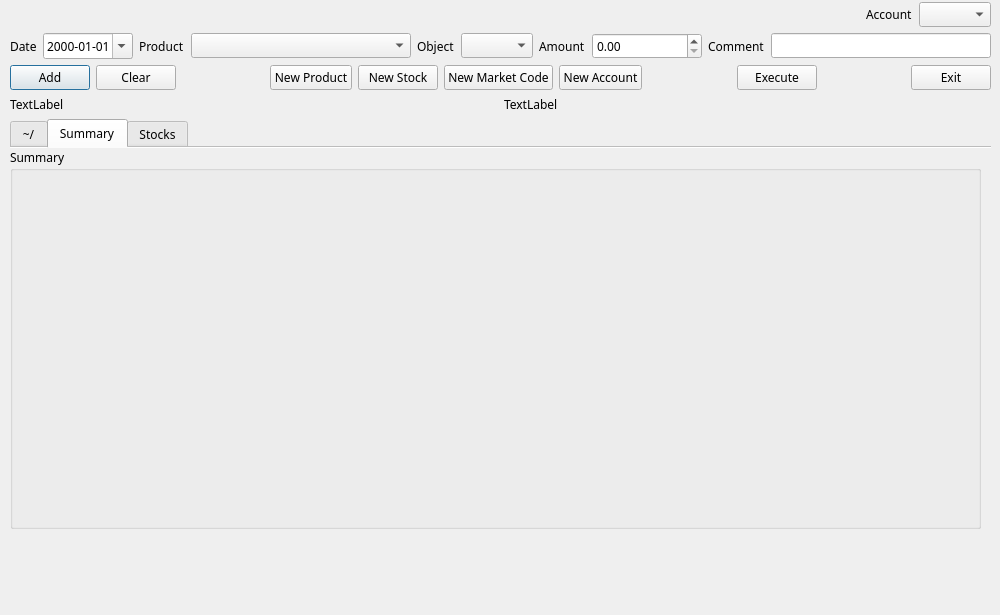
Above: qt/lisagui.ui from rockwolf/python before the change. Below: the same form after it.
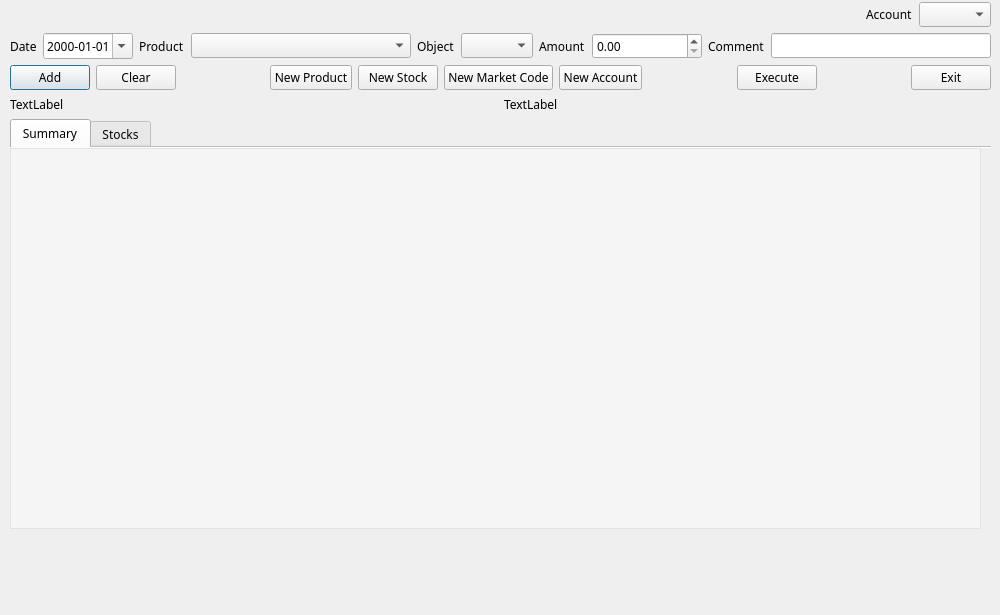
That is the form after the change.

Commit message: First working table widget concept. TODO: The table should be on the tab and if the execute function works, we already have a working app that could be put in production.

The edit to the form file:
```diff
--- a/qt/lisagui.ui
+++ b/qt/lisagui.ui
@@ -314,11 +314,6 @@
         <property name="documentMode">
          <bool>true</bool>
         </property>
-        <widget class="QWidget" name="tab_page_empty">
-         <attribute name="title">
-          <string>~/</string>
-         </attribute>
-        </widget>
         <widget class="QWidget" name="tab_page_summary">
          <attribute name="title">
           <string>Summary</string>
@@ -337,57 +332,10 @@
             <enum>QLayout::SetDefaultConstraint</enum>
            </property>
            <item row="0" column="0">
-            <widget class="QGroupBox" name="grp_summary">
-             <property name="maximumSize">
-              <size>
-               <width>1677721</width>
-               <height>1677721</height>
-              </size>
+            <widget class="QTableWidget" name="tbl_summary">
+             <property name="styleSheet">
+              <string notr="true">background-color: rgba(255, 255, 255, 100);</string>
              </property>
-             <property name="font">
-              <font>
-               <family>Envy Code R</family>
-              </font>
-             </property>
-             <property name="title">
-              <string>Summary</string>
-             </property>
-             <widget class="QWidget" name="verticalLayoutWidget">
-              <property name="geometry">
-               <rect>
-                <x>10</x>
-                <y>19</y>
-                <width>961</width>
-                <height>351</height>
-               </rect>
-              </property>
-              <layout class="QVBoxLayout" name="verticalLayout">
-               <item>
-                <widget class="QTextEdit" name="txt_summary">
-                 <property name="font">
-                  <font>
-                   <family>Envy Code R</family>
-                  </font>
-                 </property>
-                 <property name="autoFillBackground">
-                  <bool>false</bool>
-                 </property>
-                 <property name="styleSheet">
-                  <string notr="true">background-color: transparent;</string>
-                 </property>
-                 <property name="frameShape">
-                  <enum>QFrame::NoFrame</enum>
-                 </property>
-                 <property name="frameShadow">
-                  <enum>QFrame::Sunken</enum>
-                 </property>
-                 <property name="readOnly">
-                  <bool>true</bool>
-                 </property>
-                </widget>
-               </item>
-              </layout>
-             </widget>
             </widget>
            </item>
           </layout>
```
Left out of the diff: 5 changed lines with no effect on the pictures. The commit also changes 3 other files.
